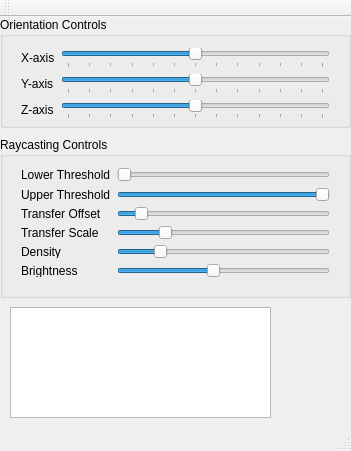
The window that rt3dusrenderinggui.ui (adegirmenci/HBL-RT4DUSrendering) describes before a commit, drawn with Qt 5.
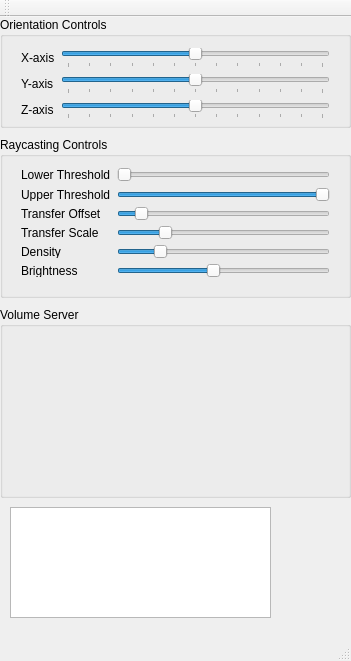
The same window after the commit. Icons and pictures are not drawn. Custom widgets are drawn as their Qt base class.

Commit message: Added a server for communication with RT3DUS Reconstruction GUI. This will receive the name of the binary file that contains the volume. The same name will be used to save a text file with the volume size information.

```diff
--- a/rt3dusrenderinggui.ui
+++ b/rt3dusrenderinggui.ui
@@ -7,7 +7,7 @@
     <x>0</x>
     <y>0</y>
     <width>351</width>
-    <height>451</height>
+    <height>661</height>
    </rect>
   </property>
   <property name="minimumSize">
@@ -302,7 +302,7 @@
     <property name="geometry">
      <rect>
       <x>290</x>
-      <y>330</y>
+      <y>530</y>
       <width>54</width>
       <height>63</height>
      </rect>
@@ -336,7 +336,7 @@
     <property name="geometry">
      <rect>
       <x>10</x>
-      <y>290</y>
+      <y>490</y>
       <width>261</width>
       <height>111</height>
      </rect>
@@ -345,6 +345,29 @@
      <bool>true</bool>
     </property>
    </widget>
+   <widget class="QGroupBox" name="groupBox_3">
+    <property name="geometry">
+     <rect>
+      <x>0</x>
+      <y>290</y>
+      <width>351</width>
+      <height>191</height>
+     </rect>
+    </property>
+    <property name="title">
+     <string>Volume Server</string>
+    </property>
+    <widget class="VolumeServerWidget" name="volRenderWidget" native="true">
+     <property name="geometry">
+      <rect>
+       <x>5</x>
+       <y>25</y>
+       <width>341</width>
+       <height>161</height>
+      </rect>
+     </property>
+    </widget>
+   </widget>
   </widget>
   <widget class="QMenuBar" name="menuBar">
    <property name="geometry">
@@ -367,6 +390,14 @@
   <widget class="QStatusBar" name="statusBar"/>
  </widget>
  <layoutdefault spacing="6" margin="11"/>
+ <customwidgets>
+  <customwidget>
+   <class>VolumeServerWidget</class>
+   <extends>QWidget</extends>
+   <header>volumeserverwidget.h</header>
+   <container>1</container>
+  </customwidget>
+ </customwidgets>
  <resources/>
  <connections/>
 </ui>
```
The commit also changes 8 other files.
